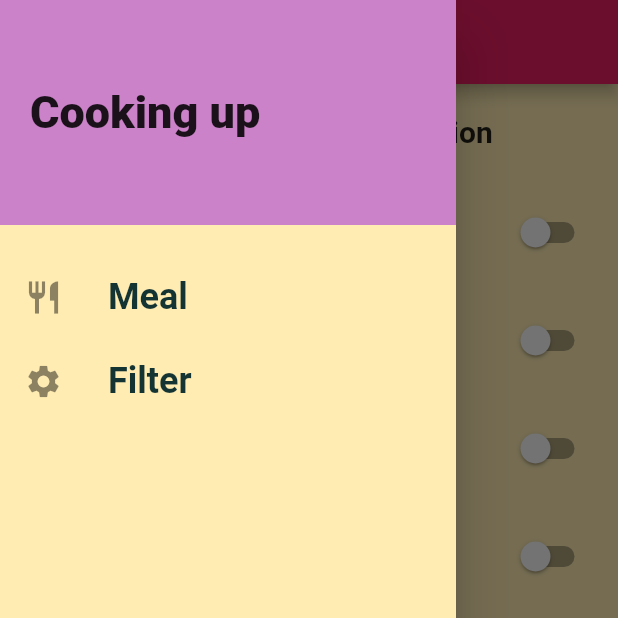
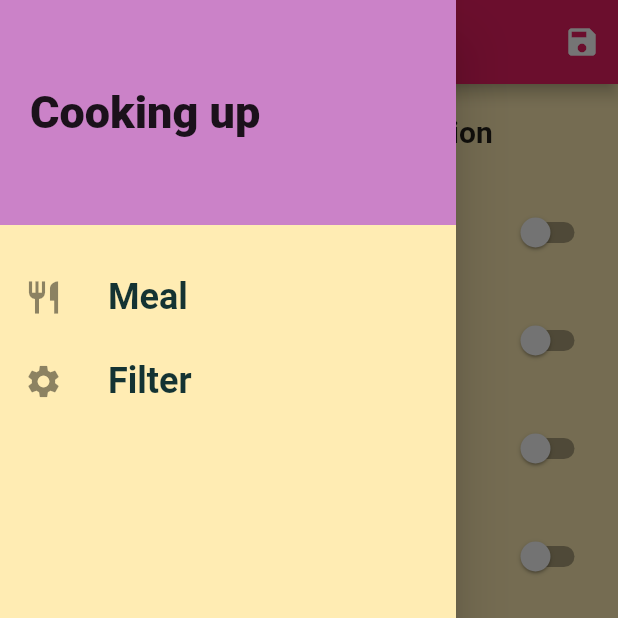
Before and after one commit to kairatkubat/udemy2, a Flutter app: the FilteredScreen screen opened by its route, with the side drawer open, on a phone screen of 412 x 824 dp, the top half of it. Run offline on Flutter 3.47's test engine with Material 2 defaults, Android fonts, the phone set to English and light mode, and no system bars.

Commit message:
adding filter logic

```diff
--- a/lib/main.dart
+++ b/lib/main.dart
@@ -1,18 +1,57 @@
 import 'package:flutter/material.dart';
+import 'package:udemy2/dummy_data.dart';
 import 'package:udemy2/screen/categories_screen.dart';
 import 'package:udemy2/screen/category_meal_screen.dart';
 import 'package:udemy2/screen/filtered_screen.dart';
 import 'package:udemy2/screen/meal_detail_screen.dart';
 import 'package:udemy2/screen/tab_screen.dart';
 
+import 'model/meal.dart';
+
 void main() {
   runApp(const MyApp());
 }
 
-class MyApp extends StatelessWidget {
+class MyApp extends StatefulWidget {
   const MyApp({super.key});
 
+  @override
+  State<MyApp> createState() => _MyAppState();
+}
+
+class _MyAppState extends State<MyApp> {
   // This widget is the root of your application.
+  Map<String, bool> _filters = {
+     'gluten': false,
+     'lactose': false,
+     'vegeterian': false,
+     'vegan': false
+  };
+  void  setFilters(Map<String, bool> filterData){
+     setState(() {
+       _filters = filterData;
+       _avialableMeals = DUMMY_MEALS.where((element) {
+          if(_filters['gluten']!&&!element.isGlutenFree){
+            return false;
+          }
+           if(_filters['lactose']!&&!element.isLactoseFree){
+            return false;
+          }
+           if(_filters['vegeterian']!&&!element.isVegetarian){
+            return false;
+          }
+           if(_filters['vegan']!&&!element.isVegan ){
+            return false;
+          }
+
+          return true;
+       }
+         ).toList();
+     });
+  }
+
+  List<Meal> _avialableMeals = DUMMY_MEALS;
+
   @override
   Widget build(BuildContext context) {
     return MaterialApp(
@@ -21,7 +60,7 @@ class MyApp extends StatelessWidget {
 
         primarySwatch: Colors.pink,
         canvasColor: Colors.amber[100],
-        secondaryHeaderColor: Color.fromARGB(255, 203, 130, 200),
+        secondaryHeaderColor: const Color.fromARGB(255, 203, 130, 200),
 
         textTheme: ThemeData.light().textTheme.copyWith(
           bodyLarge: const TextStyle(color: Color.fromRGBO(20, 51, 51, 1)
@@ -40,9 +79,9 @@ class MyApp extends StatelessWidget {
       routes: {
         '/':(context) => TabScreen(),
        CatergoriesScreen.routeName:(context) => const CatergoriesScreen(),
-        CategoryScreenMeal.routName :(context) => CategoryScreenMeal(),
+        CategoryScreenMeal.routName :(context) => CategoryScreenMeal(_avialableMeals),
         MealDetailScreen.routName :(context) => const MealDetailScreen(),
-        FilteredScreen.routName :(context) => FilteredScreen(),
+        FilteredScreen.routName :(context) => FilteredScreen(setFilters, _filters),
         TabScreen.routName :(context) => TabScreen()
       },
     );
--- a/lib/screen/filtered_screen.dart
+++ b/lib/screen/filtered_screen.dart
@@ -3,7 +3,11 @@ import 'package:udemy2/model/SwitchTile.dart';
 import 'package:udemy2/widgets/main_drawer.dart';
 
 class FilteredScreen extends StatefulWidget {
+   final Function(Map<String, bool>) saveFilters;
   static const routName = '/filters';
+  final Map<String, bool> currentFilters;
+
+ FilteredScreen(this.saveFilters, this.currentFilters );
 
   @override
   State<FilteredScreen> createState() => _FilteredScreenState();
@@ -16,12 +20,31 @@ class _FilteredScreenState extends State<FilteredScreen> {
   var _lactoseFree = false;
   var _vegan = false;
 
+  @override
+  void initState() {
+    // TODO: implement initState
+    super.initState();
+    _glutenFree = widget.currentFilters['gluten']!;
+    _vegetarian = widget.currentFilters['vegeterian']!;
+    _lactoseFree = widget.currentFilters['lactose']!;
+    _vegan = widget.currentFilters['vegan']!;
+  }
+
 
   @override
   Widget build(BuildContext context) {
 
     return Scaffold(
-      appBar: AppBar(title: const Text("Your filter")),
+      appBar: AppBar(
+        actions: [IconButton(onPressed: () {
+          final selectedFilters = {
+     'gluten': _glutenFree,
+     'lactose': _lactoseFree,
+     'vegeterian': _vegetarian,
+     'vegan': _vegan
+  };
+          widget.saveFilters(selectedFilters); }, icon: const Icon(Icons.save))],
+        title: const Text("Your filter")),
       drawer: MainDrawer(),
       body: Column(
         children: [
--- a/lib/widgets/main_drawer.dart
+++ b/lib/widgets/main_drawer.dart
@@ -20,7 +20,7 @@ class MainDrawer extends StatelessWidget {
         Container(
           height: 150,
           width: double.infinity,
-          padding: EdgeInsets.all(20),
+          padding: const EdgeInsets.all(20),
           color: Theme.of(context).secondaryHeaderColor,
           alignment: Alignment.centerLeft,
           child: const Text("Cooking up", style: TextStyle(
--- a/lib/widgets/meal_item.dart
+++ b/lib/widgets/meal_item.dart
@@ -77,7 +77,7 @@ String? get affordabilityText{
                 right: 10,
                 child: Container(
                   width: 300,
-                  padding: EdgeInsets.symmetric(vertical: 5, horizontal: 20),
+                  padding: const EdgeInsets.symmetric(vertical: 5, horizontal: 20),
                   color: Colors.black54,
                   child: Text(title, style: const TextStyle(fontSize: 26, color: Colors.white,),
                   softWrap: true,
```
Also changed, not shown: lib/screen/category_meal_screen.dart (+5 -2 lines), lib/screen/meal_detail_screen.dart (+5 -3 lines).
